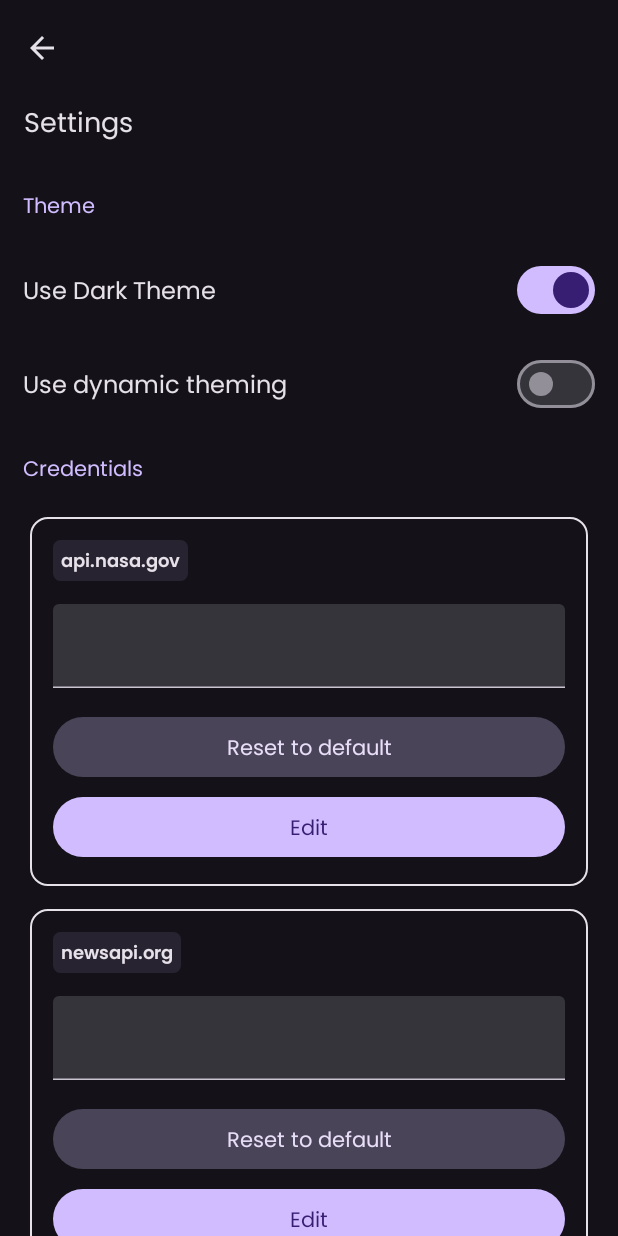
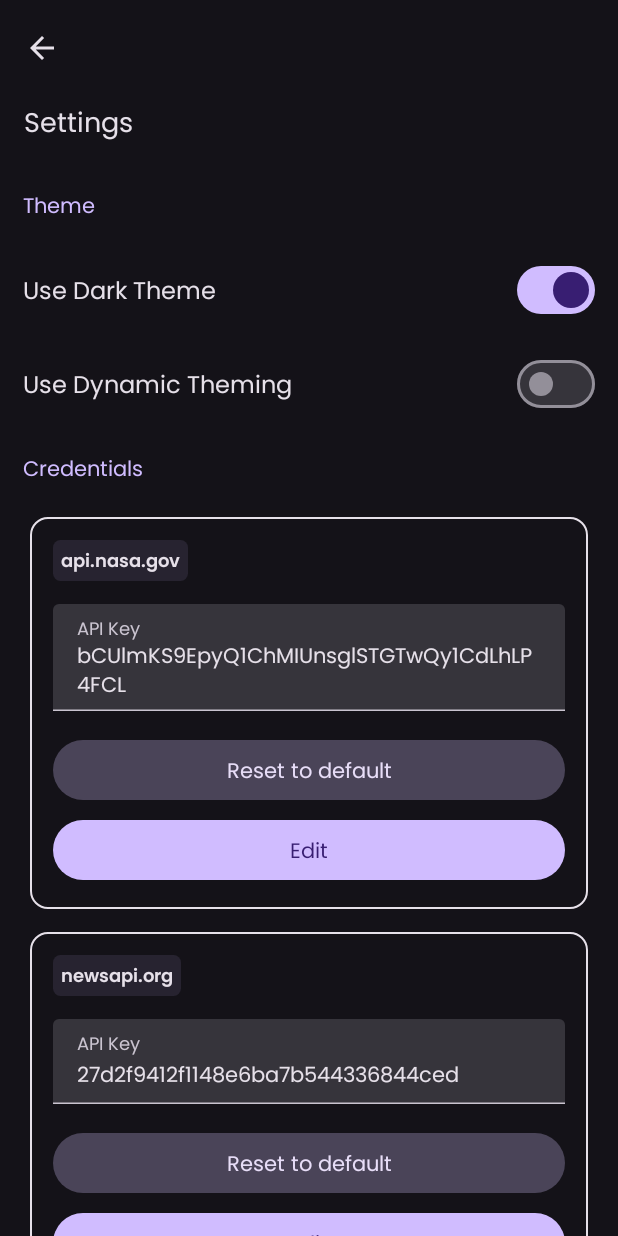
Before and after one commit to sakethpathike/JetSpacer, an Android app built with Jetpack Compose: the SettingsScreen screen opened through its navigation route, after a tap on "Use Dark Theme", on a phone screen of 412 x 824 dp. Run offline under Robolectric (Android 15) with nearby library versions, the light colour scheme and no system bars; pictures from the network do not load; 2 statements that could not run were skipped; 1 other tap on this screen came first.

Commit message:
Implement DataStore Integration for Global Settings

```diff
--- a/app/src/main/java/com/sakethh/jetspacer/MainActivity.kt
+++ b/app/src/main/java/com/sakethh/jetspacer/MainActivity.kt
@@ -13,18 +13,24 @@ import androidx.compose.material3.Surface
 import androidx.compose.runtime.LaunchedEffect
 import androidx.compose.runtime.remember
 import androidx.compose.ui.Modifier
+import androidx.lifecycle.lifecycleScope
 import androidx.navigation.compose.rememberNavController
 import com.sakethh.jetspacer.common.presentation.navigation.BottomNavigationBar
 import com.sakethh.jetspacer.common.presentation.navigation.MainNavigation
 import com.sakethh.jetspacer.common.presentation.utils.uiEvent.UIEvent
 import com.sakethh.jetspacer.common.presentation.utils.uiEvent.UiChannel
 import com.sakethh.jetspacer.common.theme.JetSpacerTheme
+import com.sakethh.jetspacer.home.settings.presentation.SettingsScreenViewModel.readAllSettingsValues
 import kotlinx.coroutines.flow.collectLatest
+import kotlinx.coroutines.launch
 
 class MainActivity : ComponentActivity() {
     @SuppressLint("UnusedMaterial3ScaffoldPaddingParameter")
     override fun onCreate(savedInstanceState: Bundle?) {
         super.onCreate(savedInstanceState)
+        lifecycleScope.launch {
+            readAllSettingsValues()
+        }
         enableEdgeToEdge()
         setContent {
             val navController = rememberNavController()
--- a/app/src/main/java/com/sakethh/jetspacer/common/utils/Constants.kt
+++ b/app/src/main/java/com/sakethh/jetspacer/common/utils/Constants.kt
@@ -3,4 +3,5 @@ package com.sakethh.jetspacer.common.utils
 object Constants {
     const val NASA_API_KEY = "bCUlmKS9EpyQ1ChMIUnsglSTGTwQy1CdLhLP4FCL"
     const val NEWS_API_KEY = "27d2f9412f1148e6ba7b544336844ced"
+    const val DATA_STORE_NAME = "jetspacer datastore"
 }
--- a/app/src/main/java/com/sakethh/jetspacer/explore/apodArchive/data/repository/APODArchiveImplementation.kt
+++ b/app/src/main/java/com/sakethh/jetspacer/explore/apodArchive/data/repository/APODArchiveImplementation.kt
@@ -1,13 +1,13 @@
 package com.sakethh.jetspacer.explore.apodArchive.data.repository
 
 import com.sakethh.jetspacer.common.network.HTTPClient
-import com.sakethh.jetspacer.common.utils.Constants
 import com.sakethh.jetspacer.explore.apodArchive.domain.repository.APODArchiveRepository
+import com.sakethh.jetspacer.home.settings.presentation.utils.GlobalSettings
 import io.ktor.client.request.get
 import io.ktor.client.statement.HttpResponse
 
 class APODArchiveImplementation : APODArchiveRepository {
     override suspend fun getAPODArchiveData(startDate: String, endDate: String): HttpResponse {
-        return HTTPClient.ktorClient.get("https://api.nasa.gov/planetary/apod?api_key=${Constants.NASA_API_KEY}&start_date=$endDate&end_date=$startDate")
+        return HTTPClient.ktorClient.get("https://api.nasa.gov/planetary/apod?api_key=${GlobalSettings.nasaAPIKey.value}&start_date=$endDate&end_date=$startDate")
     }
 }
--- a/app/src/main/java/com/sakethh/jetspacer/explore/marsGallery/data/repository/MarsGalleryImplementation.kt
+++ b/app/src/main/java/com/sakethh/jetspacer/explore/marsGallery/data/repository/MarsGalleryImplementation.kt
@@ -1,14 +1,14 @@
 package com.sakethh.jetspacer.explore.marsGallery.data.repository
 
 import com.sakethh.jetspacer.common.network.HTTPClient
-import com.sakethh.jetspacer.common.utils.Constants
 import com.sakethh.jetspacer.explore.marsGallery.domain.repository.MarsGalleryRepository
+import com.sakethh.jetspacer.home.settings.presentation.utils.GlobalSettings
 import io.ktor.client.request.get
 import io.ktor.client.statement.HttpResponse
 
 class MarsGalleryImplementation : MarsGalleryRepository {
     override suspend fun getLatestImagesFromTheRover(roverName: String): HttpResponse {
-        return HTTPClient.ktorClient.get("https://api.nasa.gov/mars-photos/api/v1/rovers/$roverName/latest_photos?api_key=${Constants.NASA_API_KEY}")
+        return HTTPClient.ktorClient.get("https://api.nasa.gov/mars-photos/api/v1/rovers/$roverName/latest_photos?api_key=${GlobalSettings.nasaAPIKey.value}")
     }
 
     override suspend fun getImagesBasedOnTheFilter(
@@ -17,6 +17,6 @@ class MarsGalleryImplementation : MarsGalleryRepository {
         sol: Int,
         page: Int,
     ): HttpResponse {
-        return HTTPClient.ktorClient.get("https://api.nasa.gov/mars-photos/api/v1/rovers/$roverName/photos?sol=$sol&camera=$cameraName&page=$page&api_key=${Constants.NASA_API_KEY}")
+        return HTTPClient.ktorClient.get("https://api.nasa.gov/mars-photos/api/v1/rovers/$roverName/photos?sol=$sol&camera=$cameraName&page=$page&api_key=${GlobalSettings.nasaAPIKey.value}")
     }
 }
--- /dev/null
+++ b/app/src/main/java/com/sakethh/jetspacer/home/settings/data/repository/SettingsDataImplementation.kt
@@ -0,0 +1,23 @@
+package com.sakethh.jetspacer.home.settings.data.repository
+
+import androidx.datastore.core.DataStore
+import androidx.datastore.preferences.core.Preferences
+import androidx.datastore.preferences.core.edit
+import com.sakethh.jetspacer.home.settings.domain.repository.SettingsDataRepository
+import kotlinx.coroutines.flow.first
+
+class SettingsDataImplementation : SettingsDataRepository {
+    override suspend fun <T> changeSettingValue(
+        preferenceKey: Preferences.Key<T>, dataStore: DataStore<Preferences>, newValue: T
+    ) {
+        dataStore.edit {
+            it[preferenceKey] = newValue
+        }
+    }
+
+    override suspend fun <T> readASettingValue(
+        preferenceKey: Preferences.Key<T>, dataStore: DataStore<Preferences>
+    ): T? {
+        return dataStore.data.first()[preferenceKey]
+    }
+}
--- /dev/null
+++ b/app/src/main/java/com/sakethh/jetspacer/home/settings/domain/SettingType.kt
@@ -0,0 +1,5 @@
+package com.sakethh.jetspacer.home.settings.domain
+
+enum class SettingType {
+    SYSTEM_THEME, DYNAMIC_THEME, DARK_THEME, NASA_API_KEY, NEWS_API_KEY
+}
--- /dev/null
+++ b/app/src/main/java/com/sakethh/jetspacer/home/settings/domain/repository/SettingsDataRepository.kt
@@ -0,0 +1,18 @@
+package com.sakethh.jetspacer.home.settings.domain.repository
+
+import androidx.datastore.core.DataStore
+
+interface SettingsDataRepository {
+
+    suspend fun <T> changeSettingValue(
+        preferenceKey: androidx.datastore.preferences.core.Preferences.Key<T>,
+        dataStore: DataStore<androidx.datastore.preferences.core.Preferences>,
+        newValue: T,
+    )
+
+    suspend fun <T> readASettingValue(
+        preferenceKey: androidx.datastore.preferences.core.Preferences.Key<T>,
+        dataStore: DataStore<androidx.datastore.preferences.core.Preferences>,
+    ): T?
+
+}
--- /dev/null
+++ b/app/src/main/java/com/sakethh/jetspacer/home/settings/domain/useCase/SettingsUseCase.kt
@@ -0,0 +1,22 @@
+package com.sakethh.jetspacer.home.settings.domain.useCase
+
+import androidx.datastore.core.DataStore
+import com.sakethh.jetspacer.home.settings.data.repository.SettingsDataImplementation
+import com.sakethh.jetspacer.home.settings.domain.repository.SettingsDataRepository
+
+class SettingsDataUseCases(private val settingsDataRepository: SettingsDataRepository = SettingsDataImplementation()) {
+    suspend fun <T> changeSettingValue(
+        preferenceKey: androidx.datastore.preferences.core.Preferences.Key<T>,
+        dataStore: DataStore<androidx.datastore.preferences.core.Preferences>,
+        newValue: T,
+    ) {
+        settingsDataRepository.changeSettingValue(preferenceKey, dataStore, newValue)
+    }
+
+    suspend fun <T> readASettingValue(
+        preferenceKey: androidx.datastore.preferences.core.Preferences.Key<T>,
+        dataStore: DataStore<androidx.datastore.preferences.core.Preferences>,
+    ): T? {
+        return settingsDataRepository.readASettingValue(preferenceKey, dataStore)
+    }
+}
--- a/app/src/main/java/com/sakethh/jetspacer/home/settings/presentation/SettingsScreen.kt
+++ b/app/src/main/java/com/sakethh/jetspacer/home/settings/presentation/SettingsScreen.kt
@@ -21,13 +21,19 @@ import androidx.compose.runtime.Composable
 import androidx.compose.runtime.rememberCoroutineScope
 import androidx.compose.ui.Modifier
 import androidx.compose.ui.input.nestedscroll.nestedScroll
+import androidx.compose.ui.platform.LocalContext
 import androidx.compose.ui.unit.dp
 import androidx.compose.ui.unit.sp
+import androidx.datastore.preferences.core.booleanPreferencesKey
+import androidx.datastore.preferences.core.stringPreferencesKey
 import androidx.navigation.NavController
 import coil.annotation.ExperimentalCoilApi
 import coil.imageLoader
 import com.sakethh.jetspacer.common.presentation.utils.uiEvent.UIEvent
 import com.sakethh.jetspacer.common.presentation.utils.uiEvent.UiChannel
+import com.sakethh.jetspacer.common.utils.Constants
+import com.sakethh.jetspacer.home.settings.domain.SettingType
+import com.sakethh.jetspacer.home.settings.presentation.SettingsScreenViewModel.dataStore
 import com.sakethh.jetspacer.home.settings.presentation.components.SettingsCredentialsItem
 import com.sakethh.jetspacer.home.settings.presentation.components.SettingsItem
 import com.sakethh.jetspacer.home.settings.presentation.components.SettingsSwitchItem
@@ -38,6 +44,7 @@ import com.sakethh.jetspacer.home.settings.presentation.utils.GlobalSettings
 fun SettingsScreen(navController: NavController) {
     val topAppBarScrollBehavior = TopAppBarDefaults.exitUntilCollapsedScrollBehavior()
     val coroutineScope = rememberCoroutineScope()
+    val context = LocalContext.current
     Scaffold(modifier = Modifier.fillMaxSize(), topBar = {
         MediumTopAppBar(scrollBehavior = topAppBarScrollBehavior, title = {
             Column {
@@ -73,6 +80,11 @@ fun SettingsScreen(navController: NavController) {
                         isEnabled = GlobalSettings.isThemingSetToDefault.value,
                         onClick = {
                             GlobalSettings.isThemingSetToDefault.value = it
+                            SettingsScreenViewModel.changeSettingValue(
+                                preferenceKey = booleanPreferencesKey(SettingType.SYSTEM_THEME.name),
+                                dataStore = context.dataStore,
+                                newValue = GlobalSettings.isThemingSetToDefault.value
+                            )
                         })
                 }
             }
@@ -82,15 +94,26 @@ fun SettingsScreen(navController: NavController) {
                         isEnabled = GlobalSettings.isDarkModeEnabled.value,
                         onClick = {
                             GlobalSettings.isDarkModeEnabled.value = it
+                            SettingsScreenViewModel.changeSettingValue(
+                                preferenceKey = booleanPreferencesKey(SettingType.DARK_THEME.name),
+                                dataStore = context.dataStore,
+                                newValue = GlobalSettings.isDarkModeEnabled.value
+                            )
                         })
                 }
             }
             if (Build.VERSION.SDK_INT >= Build.VERSION_CODES.S) {
                 item {
-                    SettingsSwitchItem("Use dynamic theming",
+                    SettingsSwitchItem(
+                        "Use Dynamic Theming",
                         isEnabled = GlobalSettings.isDynamicThemingEnabled.value,
                         onClick = {
                             GlobalSettings.isDynamicThemingEnabled.value = it
+                            SettingsScreenViewModel.changeSettingValue(
+                                preferenceKey = booleanPreferencesKey(SettingType.DYNAMIC_THEME.name),
+                                dataStore = context.dataStore,
+                                newValue = GlobalSettings.isDynamicThemingEnabled.value
+                            )
                         })
                 }
             }
@@ -106,13 +129,41 @@ fun SettingsScreen(navController: NavController) {
                 SettingsCredentialsItem(
                     domain = "api.nasa.gov",
                     value = GlobalSettings.nasaAPIKey.value,
-                    onResetDefault = {}) { }
+                    onResetDefault = {
+                        GlobalSettings.nasaAPIKey.value = Constants.NASA_API_KEY
+                        SettingsScreenViewModel.changeSettingValue(
+                            preferenceKey = stringPreferencesKey(SettingType.NASA_API_KEY.name),
+                            dataStore = context.dataStore,
+                            newValue = GlobalSettings.nasaAPIKey.value
+                        )
+                    }, onSaveClick = {
+                        GlobalSettings.nasaAPIKey.value = it
+                        SettingsScreenViewModel.changeSettingValue(
+                            preferenceKey = stringPreferencesKey(SettingType.NASA_API_KEY.name),
+                            dataStore = context.dataStore,
+                            newValue = GlobalSettings.nasaAPIKey.value
+                        )
+                    })
             }
             item {
                 SettingsCredentialsItem(
                     domain = "newsapi.org",
                     value = GlobalSettings.newsApiAPIKey.value,
-                    onResetDefault = {}) { }
+                    onResetDefault = {
+                        GlobalSettings.newsApiAPIKey.value = Constants.NEWS_API_KEY
+                        SettingsScreenViewModel.changeSettingValue(
+                            preferenceKey = stringPreferencesKey(SettingType.NEWS_API_KEY.name),
+                            dataStore = context.dataStore,
+                            newValue = GlobalSettings.newsApiAPIKey.value
+                        )
+                    }, onSaveClick = {
+                        GlobalSettings.newsApiAPIKey.value = it
+                        SettingsScreenViewModel.changeSettingValue(
+                            preferenceKey = stringPreferencesKey(SettingType.NEWS_API_KEY.name),
+                            dataStore = context.dataStore,
+                            newValue = GlobalSettings.newsApiAPIKey.value
+                        )
+                    })
             }
             item {
                 Text(
--- a/app/src/main/java/com/sakethh/jetspacer/home/settings/presentation/SettingsScreenViewModel.kt
+++ b/app/src/main/java/com/sakethh/jetspacer/home/settings/presentation/SettingsScreenViewModel.kt
@@ -1,8 +1,75 @@
 package com.sakethh.jetspacer.home.settings.presentation
 
+import android.content.Context
+import androidx.datastore.core.DataStore
+import androidx.datastore.preferences.core.Preferences
+import androidx.datastore.preferences.core.booleanPreferencesKey
+import androidx.datastore.preferences.core.stringPreferencesKey
+import androidx.datastore.preferences.preferencesDataStore
 import androidx.lifecycle.ViewModel
+import androidx.lifecycle.viewModelScope
+import com.sakethh.jetspacer.MainActivity
+import com.sakethh.jetspacer.common.utils.Constants
+import com.sakethh.jetspacer.home.settings.domain.SettingType
+import com.sakethh.jetspacer.home.settings.domain.useCase.SettingsDataUseCases
+import com.sakethh.jetspacer.home.settings.presentation.utils.GlobalSettings
+import kotlinx.coroutines.async
+import kotlinx.coroutines.awaitAll
+import kotlinx.coroutines.launch
 
-class SettingsScreenViewModel : ViewModel() {
+object SettingsScreenViewModel : ViewModel() {
+    private val settingsDataUseCases: SettingsDataUseCases = SettingsDataUseCases()
+    val Context.dataStore by preferencesDataStore(Constants.DATA_STORE_NAME)
 
+    fun <T> changeSettingValue(
+        preferenceKey: Preferences.Key<T>,
+        dataStore: DataStore<Preferences>,
+        newValue: T,
+    ) {
+        viewModelScope.launch {
+            settingsDataUseCases.changeSettingValue(preferenceKey, dataStore, newValue)
+        }
+    }
 
+    fun MainActivity.readAllSettingsValues() {
+        viewModelScope.launch {
+            awaitAll(
+                async {
+                    GlobalSettings.isThemingSetToDefault.value =
+                        settingsDataUseCases.readASettingValue(
+                            preferenceKey = booleanPreferencesKey(SettingType.SYSTEM_THEME.name),
+                            dataStore = this@readAllSettingsValues.dataStore
+                        ) ?: GlobalSettings.isThemingSetToDefault.value
+                },
+                async {
+                    GlobalSettings.isDarkModeEnabled.value =
+                        settingsDataUseCases.readASettingValue(
+                            preferenceKey = booleanPreferencesKey(SettingType.DARK_THEME.name),
+                            dataStore = this@readAllSettingsValues.dataStore
+                        ) ?: GlobalSettings.isDarkModeEnabled.value
+                },
+                async {
+                    GlobalSettings.isDynamicThemingEnabled.value =
+                        settingsDataUseCases.readASettingValue(
+                            preferenceKey = booleanPreferencesKey(SettingType.DYNAMIC_THEME.name),
+                            dataStore = this@readAllSettingsValues.dataStore
+                        ) ?: GlobalSettings.isDynamicThemingEnabled.value
+                },
+                async {
+                    GlobalSettings.nasaAPIKey.value =
+                        settingsDataUseCases.readASettingValue(
+                            preferenceKey = stringPreferencesKey(SettingType.NASA_API_KEY.name),
+                            dataStore = this@readAllSettingsValues.dataStore
+                        ) ?: GlobalSettings.nasaAPIKey.value
+                },
+                async {
+                    GlobalSettings.newsApiAPIKey.value =
+                        settingsDataUseCases.readASettingValue(
+                            preferenceKey = stringPreferencesKey(SettingType.NEWS_API_KEY.name),
+                            dataStore = this@readAllSettingsValues.dataStore
+                        ) ?: GlobalSettings.newsApiAPIKey.value
+                },
+            )
+        }
+    }
 }
--- a/app/src/main/java/com/sakethh/jetspacer/home/settings/presentation/components/SettingsCredentialsItem.kt
+++ b/app/src/main/java/com/sakethh/jetspacer/home/settings/presentation/components/SettingsCredentialsItem.kt
@@ -84,7 +84,7 @@ fun SettingsCredentialsItem(
         TextField(
             label = {
                 Text(
-                    text = "",
+                    text = "API Key",
                     style = MaterialTheme.typography.titleSmall,
                     textAlign = TextAlign.Start,
                     fontSize = 12.sp
--- a/app/src/main/java/com/sakethh/jetspacer/home/settings/presentation/utils/GlobalSettings.kt
+++ b/app/src/main/java/com/sakethh/jetspacer/home/settings/presentation/utils/GlobalSettings.kt
@@ -1,12 +1,13 @@
 package com.sakethh.jetspacer.home.settings.presentation.utils
 
 import androidx.compose.runtime.mutableStateOf
+import com.sakethh.jetspacer.common.utils.Constants
 
 object GlobalSettings {
     val isDarkModeEnabled = mutableStateOf(false)
     val isDynamicThemingEnabled = mutableStateOf(false)
     val isThemingSetToDefault = mutableStateOf(true)
 
-    val nasaAPIKey = mutableStateOf("")
-    val newsApiAPIKey = mutableStateOf("")
+    val nasaAPIKey = mutableStateOf(Constants.NASA_API_KEY)
+    val newsApiAPIKey = mutableStateOf(Constants.NEWS_API_KEY)
 }
--- a/app/src/main/java/com/sakethh/jetspacer/news/data/repository/NewsDataImplementation.kt
+++ b/app/src/main/java/com/sakethh/jetspacer/news/data/repository/NewsDataImplementation.kt
@@ -1,13 +1,13 @@
 package com.sakethh.jetspacer.news.data.repository
 
 import com.sakethh.jetspacer.common.network.HTTPClient
-import com.sakethh.jetspacer.common.utils.Constants
+import com.sakethh.jetspacer.home.settings.presentation.utils.GlobalSettings
 import com.sakethh.jetspacer.news.domain.repository.NewsDataRepository
 import io.ktor.client.request.get
 import io.ktor.client.statement.HttpResponse
 
 class NewsDataImplementation : NewsDataRepository {
     override suspend fun getTopHeadLines(pageSize: Int, page: Int): HttpResponse {
-        return HTTPClient.ktorClient.get("https://newsapi.org/v2/top-headlines?q=space&category=science&language=en&sortBy=popularity&pageSize=$pageSize&page=$page&apiKey=${Constants.NEWS_API_KEY}")
+        return HTTPClient.ktorClient.get("https://newsapi.org/v2/top-headlines?q=space&category=science&language=en&sortBy=popularity&pageSize=$pageSize&page=$page&apiKey=${GlobalSettings.newsApiAPIKey.value}")
     }
 }
```
Also changed, not shown: app/src/main/java/com/sakethh/jetspacer/home/data/repository/HomeScreenRelatedAPIsRelatedAPIsImplementation.kt (+4 -4 lines).
